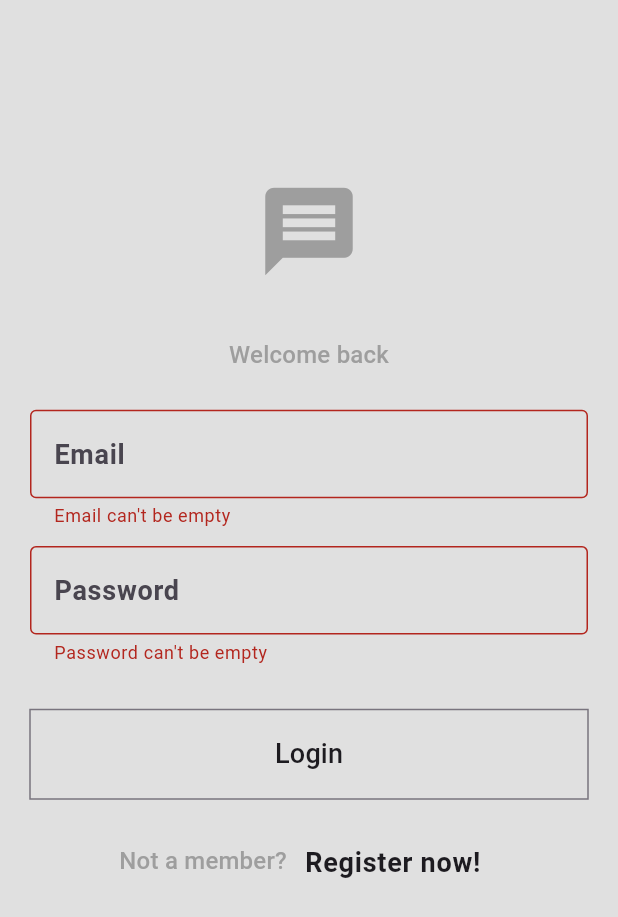
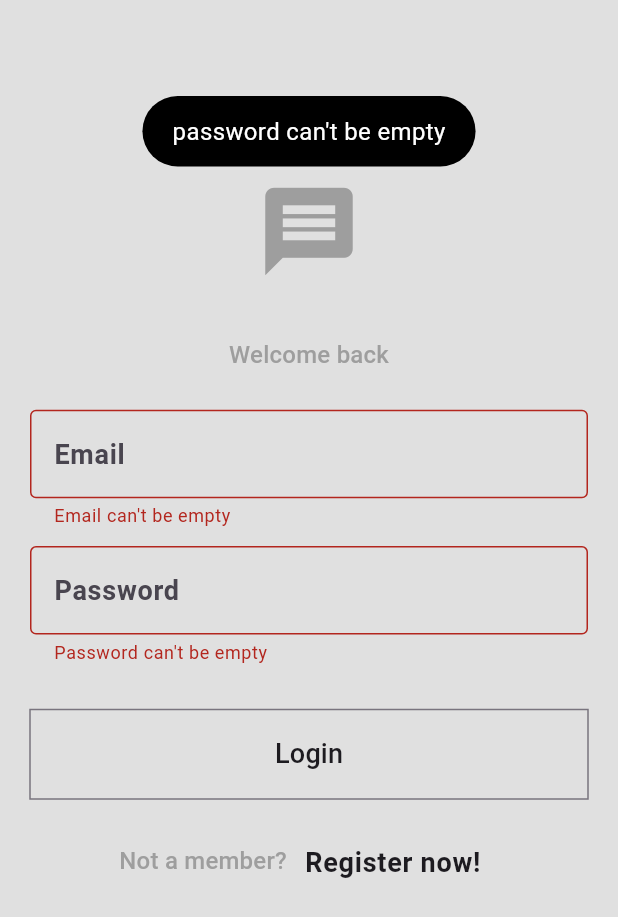
Before and after one commit to GilsonAndre/whatsapp_clone, a Flutter app: the screen it shows after launch, after a tap on "Login", on a phone screen of 412 x 824 dp. Shown: the top 917 px of the screen. Run offline on Flutter 3.47's test engine with Material 3 defaults, Android fonts, the phone set to English and light mode, and no system bars; our stand-ins replace bloc, firebase_auth, firebase_core, flutter_bloc, flutter_screenutil, fluttertoast; accounts and stored records are empty; network calls fail.

Commit message:
ToastInfo added for show messages

```diff
--- a/lib/components/toast.dart
+++ b/lib/components/toast.dart
@@ -1,5 +1,4 @@
 import 'package:flutter/material.dart';
-import 'package:flutter_screenutil/flutter_screenutil.dart';
 import 'package:fluttertoast/fluttertoast.dart';
 
 toastInfo({
@@ -11,8 +10,8 @@ toastInfo({
     msg: msg,
     backgroundColor: backGroundColor,
     textColor: textColor,
-    gravity: ToastGravity.CENTER,
+    gravity: ToastGravity.TOP,
     toastLength: Toast.LENGTH_SHORT,
-    fontSize: 16.sp,
+    fontSize: 16,
   );
 }
--- a/lib/repository/auth_repository.dart
+++ b/lib/repository/auth_repository.dart
@@ -1,6 +1,8 @@
 import 'package:firebase_auth/firebase_auth.dart';
 import 'package:flutter/material.dart';
 import 'package:flutter_bloc/flutter_bloc.dart';
+import 'package:whatsapp_clone/components/toast.dart';
+import 'package:whatsapp_clone/view/home_page.dart';
 import 'package:whatsapp_clone/view_model/login_bloc/login_bloc.dart';
 
 class AuthRepository {
@@ -15,28 +17,42 @@ class AuthRepository {
 
     try {
       if (email.isEmpty) {
-        print('EMAIL IS EMPTY');
+        toastInfo(msg: 'Email can\'t be empty');
       }
       if (password.isEmpty) {
-        print('PASSWORD IS EMPTY');
+        toastInfo(msg: 'password can\'t be empty');
       }
-
       try {
-        final UserCredential = await _auth.signInWithEmailAndPassword(
+        final userCredential = await _auth.signInWithEmailAndPassword(
           email: email,
           password: password,
         );
-        if (UserCredential.user == null) {
-          print('USER NOT EXIST');
-        }
-        if (UserCredential.user != null) {
-          print('GOOD PATH');
+        if (userCredential.user != null) {
+          Navigator.of(context).pushAndRemoveUntil(
+            MaterialPageRoute(
+              builder: (context) => HomePage(),
+            ),
+            (Route<dynamic> route) => false,
+          );
         }
       } on FirebaseAuthException catch (e) {
-        print(e.code);
+        if (e.code == 'invalid-email') {
+          toastInfo(msg: 'Email invalidt');
+        } else if (e.code == 'user-disabled') {
+          toastInfo(msg: 'User disabled');
+        } else if (e.code == 'user-not-found') {
+          toastInfo(msg: 'User not found');
+        } else if (e.code == 'wrong-password') {
+          toastInfo(msg: 'Password is wrong');
+        } else if (e.code == 'invalid-credential') {
+          toastInfo(msg: 'Credential invalid');
+        }
       }
     } catch (e) {
       print(e);
     }
   }
 }
+
+// AlertDialog(title: Text('We sent e email verification, please take a look'),);
+          //toastInfo(msg: 'We sent e email verification, please take a look');
--- /dev/null
+++ b/lib/view/home_page.dart
@@ -0,0 +1,14 @@
+import 'package:flutter/material.dart';
+
+class HomePage extends StatelessWidget {
+  const HomePage({super.key});
+
+  @override
+  Widget build(BuildContext context) {
+    return Scaffold(
+      appBar: AppBar(
+        title: Text('Home Page'),
+      ),
+    );
+  }
+}
```
